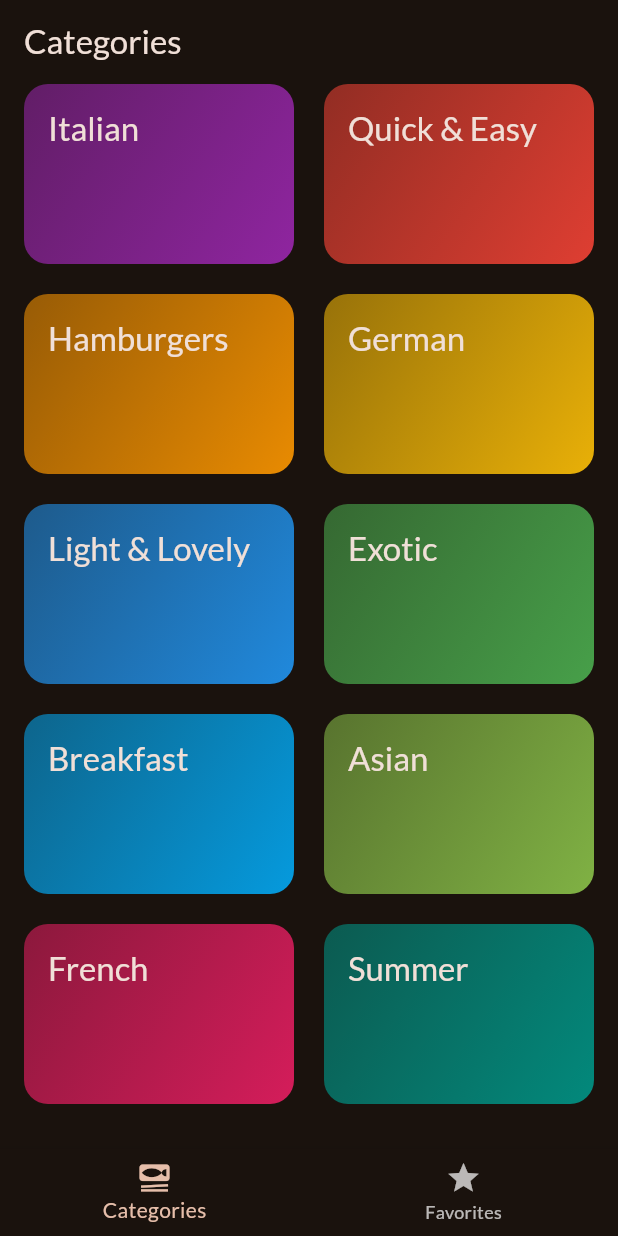
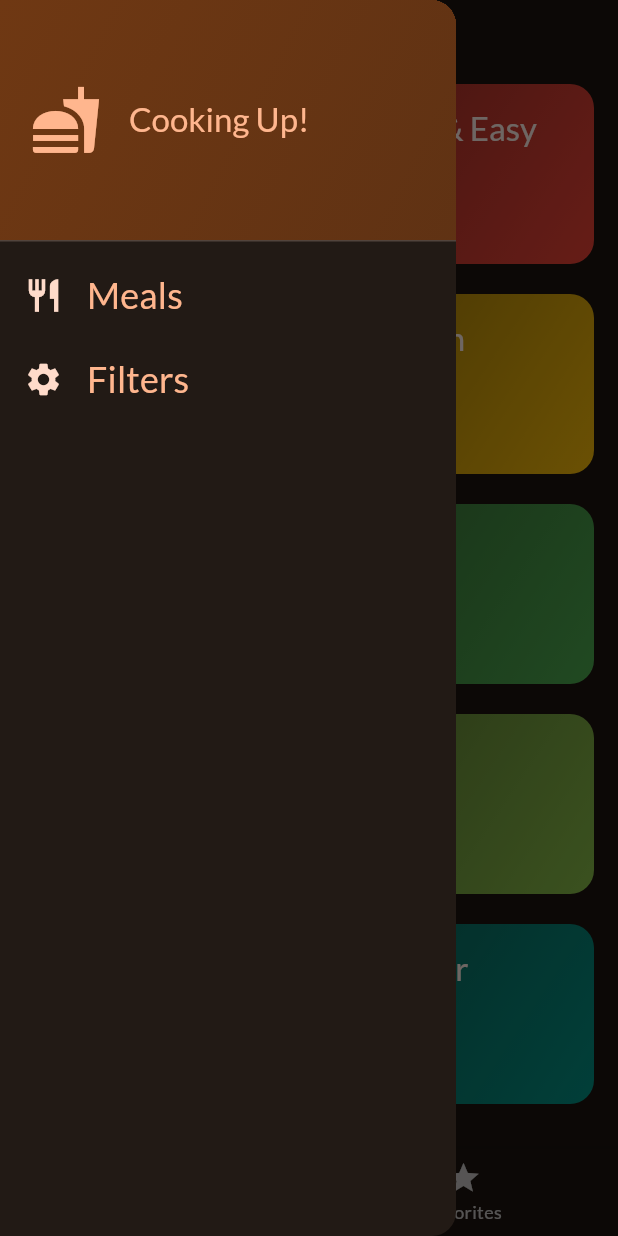
Before and after one commit to imano00/meal, a Flutter app: the screen it shows after launch, with the side drawer open (before the commit the screen has no drawer), on a phone screen of 412 x 824 dp. Run offline on Flutter 3.47's test engine with Material 3 defaults, Android fonts, the phone set to English and light mode, and no system bars; our stand-ins replace google_fonts, transparent_image.

Commit message:
add drawer to the main page

```diff
--- a/lib/screens/tabs.dart
+++ b/lib/screens/tabs.dart
@@ -2,6 +2,7 @@ import 'package:flutter/material.dart';
 import 'package:meal/models/meal.dart';
 import 'package:meal/screens/categories.dart';
 import 'package:meal/screens/meals.dart';
+import 'package:meal/widgets/main_drawer.dart';
 
 class TabsScreen extends StatefulWidget {
   const TabsScreen({super.key});
@@ -65,14 +66,20 @@ class _TabsScreenState extends State<TabsScreen> {
       appBar: AppBar(
         title: Text(activePageTitle),
       ),
+      drawer: const MainDrawer(),
       body: activePage,
       bottomNavigationBar: BottomNavigationBar(
         onTap: _selectPage,
         currentIndex: _selectedPageIndex,
         items: const [
           BottomNavigationBarItem(
-              icon: Icon(Icons.set_meal), label: 'Categories'),
-          BottomNavigationBarItem(icon: Icon(Icons.star), label: 'Favorites'),
+            icon: Icon(Icons.set_meal),
+            label: 'Categories',
+          ),
+          BottomNavigationBarItem(
+            icon: Icon(Icons.star),
+            label: 'Favorites',
+          ),
         ],
       ),
     );
--- /dev/null
+++ b/lib/widgets/main_drawer.dart
@@ -0,0 +1,76 @@
+import 'package:flutter/material.dart';
+import 'package:meal/main.dart';
+
+class MainDrawer extends StatelessWidget {
+  const MainDrawer({super.key});
+
+  @override
+  Widget build(BuildContext context) {
+    return Drawer(
+      child: Column(
+        children: [
+          DrawerHeader(
+            padding: const EdgeInsets.all(20),
+            decoration: BoxDecoration(
+                gradient: LinearGradient(
+              colors: [
+                Theme.of(context).colorScheme.primaryContainer,
+                Theme.of(context).colorScheme.primaryContainer.withOpacity(0.8),
+              ],
+              begin: Alignment.topLeft,
+              end: Alignment.bottomRight,
+            )),
+            child: Row(
+              children: [
+                Icon(
+                  Icons.fastfood,
+                  size: 48,
+                  color: Theme.of(context).colorScheme.primary,
+                ),
+                const SizedBox(
+                  width: 18,
+                ),
+                Text(
+                  'Cooking Up!',
+                  style: Theme.of(context).textTheme.titleLarge!.copyWith(
+                        color: Theme.of(context).colorScheme.primary,
+                      ),
+                ),
+              ],
+            ),
+          ),
+          ListTile(
+            leading: Icon(
+              Icons.restaurant,
+              size: 26,
+              color: Theme.of(context).colorScheme.onPrimaryContainer,
+            ),
+            title: Text(
+              'Meals',
+              style: Theme.of(context).textTheme.titleSmall!.copyWith(
+                    color: Theme.of(context).colorScheme.primary,
+                    fontSize: 24,
+                  ),
+            ),
+            onTap: () {},
+          ),
+          ListTile(
+            leading: Icon(
+              Icons.settings,
+              size: 26,
+              color: Theme.of(context).colorScheme.onPrimaryContainer,
+            ),
+            title: Text(
+              'Filters',
+              style: Theme.of(context).textTheme.titleSmall!.copyWith(
+                    color: Theme.of(context).colorScheme.primary,
+                    fontSize: 24,
+                  ),
+            ),
+            onTap: () {},
+          ),
+        ],
+      ),
+    );
+  }
+}
```
